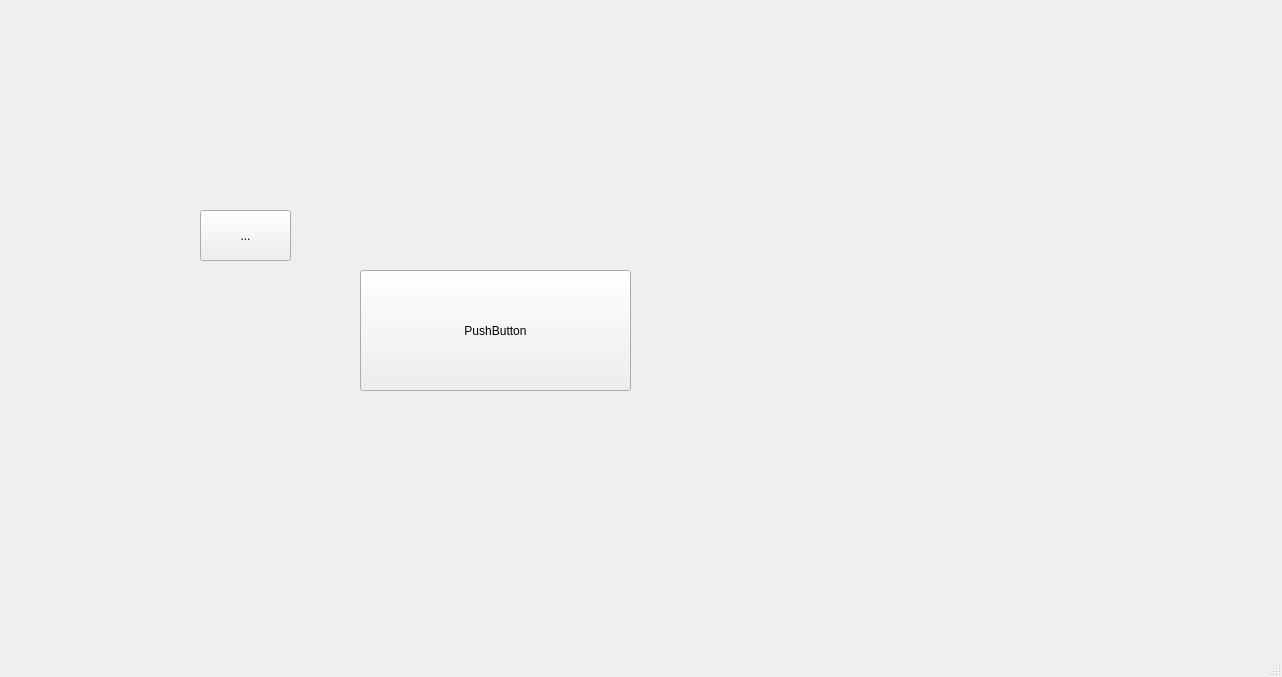
The window that QT/demo.ui (ZhangIII-cn/AutoBid_LNHC) describes before a commit, drawn with Qt 5.
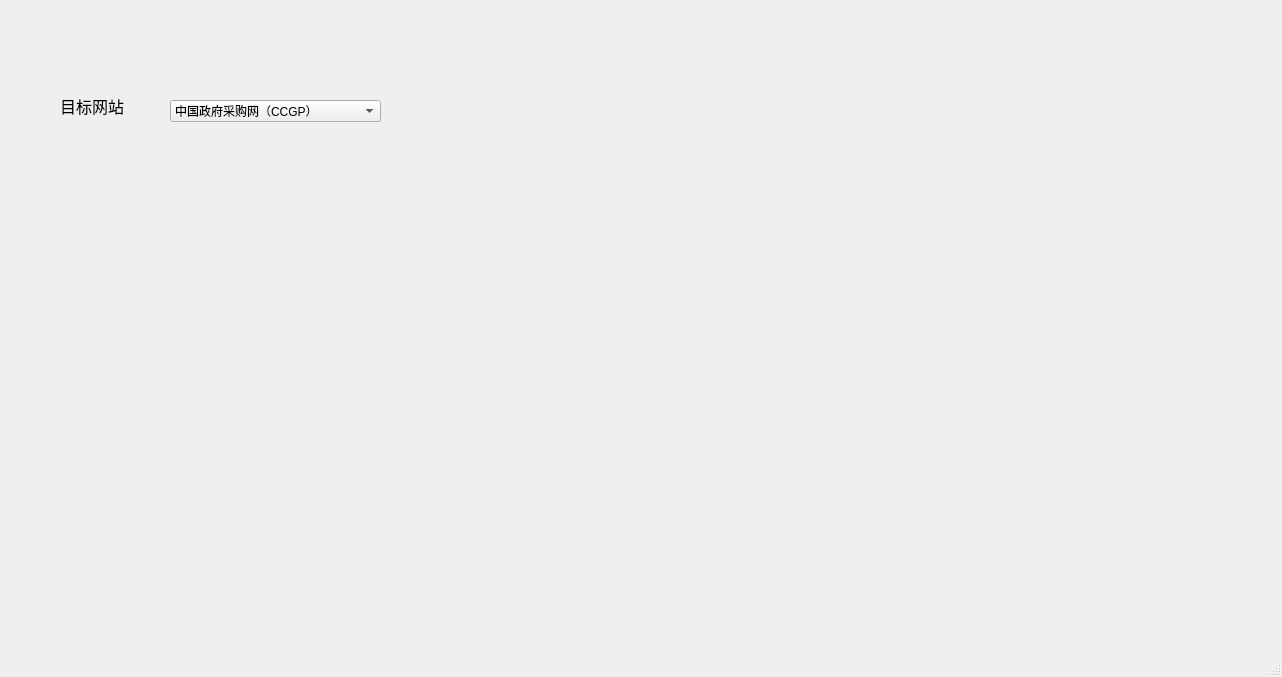
The same window after the commit.

Commit message: QT6 tested.Notice the Pyuic has bug with DockOption.

Patch:
```diff
--- a/QT/demo.ui
+++ b/QT/demo.ui
@@ -14,34 +14,63 @@
    </rect>
   </property>
   <property name="windowTitle">
-   <string>MainWindow</string>
+   <string>翰诚科技标书自动化平台</string>
+  </property>
+  <property name="documentMode">
+   <bool>false</bool>
+  </property>
+  <property name="tabShape">
+   <enum>QTabWidget::Rounded</enum>
+  </property>
+  <property name="dockOptions">
+   <set>QMainWindow::AllowTabbedDocks|QMainWindow::AnimatedDocks</set>
   </property>
   <widget class="QWidget" name="centralwidget">
-   <widget class="QToolButton" name="toolButton">
+   <widget class="QLabel" name="label">
     <property name="geometry">
      <rect>
-      <x>200</x>
-      <y>210</y>
-      <width>91</width>
-      <height>51</height>
+      <x>60</x>
+      <y>90</y>
+      <width>71</width>
+      <height>31</height>
      </rect>
     </property>
+    <property name="font">
+     <font>
+      <pointsize>12</pointsize>
+     </font>
+    </property>
     <property name="text">
-     <string>...</string>
+     <string>目标网站</string>
+    </property>
+    <property name="wordWrap">
+     <bool>false</bool>
     </property>
    </widget>
-   <widget class="QPushButton" name="pushButton">
+   <widget class="QComboBox" name="comboBox">
     <property name="geometry">
      <rect>
-      <x>360</x>
-      <y>270</y>
-      <width>271</width>
-      <height>121</height>
+      <x>170</x>
+      <y>100</y>
+      <width>211</width>
+      <height>22</height>
      </rect>
     </property>
-    <property name="text">
-     <string>PushButton</string>
-    </property>
+    <item>
+     <property name="text">
+      <string>中国政府采购网（CCGP）</string>
+     </property>
+    </item>
+    <item>
+     <property name="text">
+      <string>项目1</string>
+     </property>
+    </item>
+    <item>
+     <property name="text">
+      <string>项目2</string>
+     </property>
+    </item>
    </widget>
   </widget>
   <widget class="QMenuBar" name="menubar">
```
The commit also changes 2 other files.
